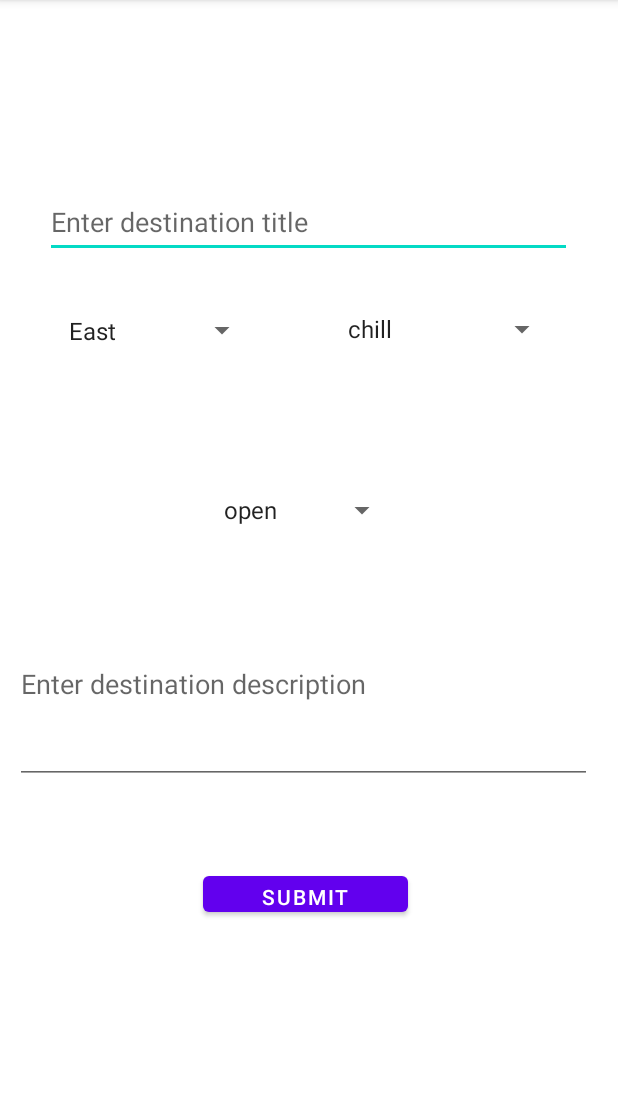
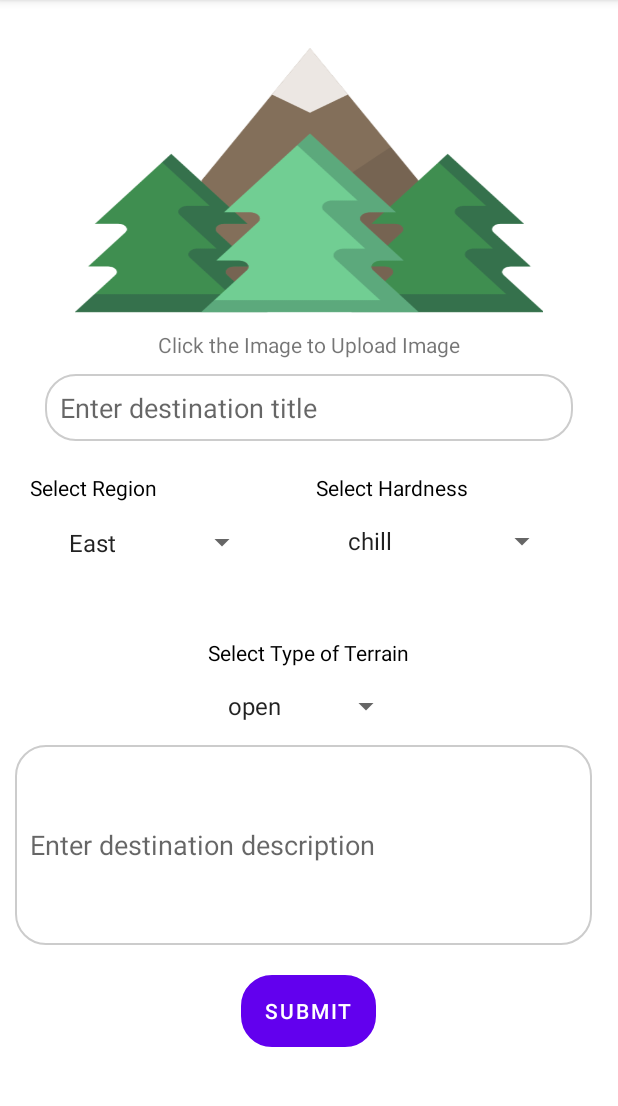
Before and after one commit to nedelchr/viaNatureRepo, an Android app: the AddDestination screen opened directly, with no data from a screen before it, on a phone screen of 412 x 824 dp, the part 84-1190 px from its top. Run offline under Robolectric (Android 15) with nearby library versions, the phone set to English and light mode, and no system bars; our stand-ins replace Firebase (no records; nobody signed in at launch, a user with empty details on screens opened directly), Picasso.

Commit message:
Major update on the design of the app +add new destination interface +explore the databsse in the home page + add search function + list the destinations from the search function + logo added +pictures implemented

```diff
--- a/app/build.gradle
+++ b/app/build.gradle
@@ -37,6 +37,7 @@ dependencies {
     implementation 'androidx.constraintlayout:constraintlayout:2.0.4'
     implementation 'com.google.firebase:firebase-auth:20.0.3'
    implementation 'com.google.firebase:firebase-database:19.6.0'
+    implementation 'com.google.firebase:firebase-storage:19.2.1'
     testImplementation 'junit:junit:4.+'
     androidTestImplementation 'androidx.test.ext:junit:1.1.2'
     androidTestImplementation 'androidx.test.espresso:espresso-core:3.3.0'
@@ -47,7 +48,7 @@ dependencies {
     // Add the dependency for the Firebase SDK for Google Analytics
     // When using the BoM, don't specify versions in Firebase dependencies
     implementation 'com.google.firebase:firebase-analytics:18.0.2'
-
+    implementation 'com.squareup.picasso:picasso:2.71828'
     implementation 'com.firebaseui:firebase-ui-database:6.2.0'
 
 }
--- a/app/src/main/AndroidManifest.xml
+++ b/app/src/main/AndroidManifest.xml
@@ -1,6 +1,8 @@
 <?xml version="1.0" encoding="utf-8"?>
 <manifest xmlns:android="http://schemas.android.com/apk/res/android"
     package="com.example.vianature">
+
+    <uses-permission android:name="android.permission.READ_EXTERNAL_STORAGE"/>
 
     <application
         android:allowBackup="true"
--- a/app/src/main/java/com/example/vianature/AddDestination.java
+++ b/app/src/main/java/com/example/vianature/AddDestination.java
@@ -4,22 +4,29 @@ import androidx.annotation.NonNull;
 import androidx.appcompat.app.AppCompatActivity;
 
 import android.content.Intent;
+import android.net.Uri;
 import android.os.Bundle;
 import android.view.View;
 import android.widget.AdapterView;
 import android.widget.ArrayAdapter;
 import android.widget.Button;
 import android.widget.EditText;
+import android.widget.ImageView;
 import android.widget.Spinner;
 import android.widget.TextView;
 import android.widget.Toast;
 
 import com.google.android.gms.tasks.OnCompleteListener;
+import com.google.android.gms.tasks.OnSuccessListener;
 import com.google.android.gms.tasks.Task;
 import com.google.firebase.auth.AuthResult;
 import com.google.firebase.auth.FirebaseAuth;
 import com.google.firebase.database.DatabaseReference;
 import com.google.firebase.database.FirebaseDatabase;
+import com.google.firebase.storage.FirebaseStorage;
+import com.google.firebase.storage.StorageReference;
+import com.google.firebase.storage.UploadTask;
+import com.squareup.picasso.Picasso;
 
 import java.util.Arrays;
 import java.util.HashMap;
@@ -30,8 +37,12 @@ public class AddDestination extends AppCompatActivity implements  View.OnClickLi
 
     private TextView registerDestination;
     private EditText editTextTitle, editTextDescription;
+    private ImageView imageView;
+    private String editImageUrl;
+    private StorageReference storageReference;
+    private static final int PICK_IMAGE_REQUEST = 1;
 
-   // private final Firestore db;
+    // private final Firestore db;
 
     DatabaseReference studentDbRef;
 
@@ -51,56 +62,59 @@ public class AddDestination extends AppCompatActivity implements  View.OnClickLi
         registerDestination.setOnClickListener(this);
         editTextTitle = (EditText) findViewById(R.id.destTitle);
         editTextDescription = (EditText) findViewById(R.id.destDescription);
-
+        imageView = findViewById(R.id.image);
         studentDbRef = FirebaseDatabase.getInstance().getReference().child("Destination");
-
+        storageReference = FirebaseStorage.getInstance().getReference("imageFolder");
         spinnerRegion = (Spinner) findViewById(R.id.spinner_region);
         spinnerType = (Spinner) findViewById(R.id.spinner_type);
         spinnerHardness = (Spinner) findViewById(R.id.spinner_hardness);
 
-        /*
-        ArrayAdapter<CharSequence> adapter1 = ArrayAdapter.createFromResource(this, R.array.region, android.R.layout.simple_spinner_item);
-        ArrayAdapter<CharSequence> adapter2 = ArrayAdapter.createFromResource(this, R.array.type, android.R.layout.simple_spinner_item);
-        ArrayAdapter<CharSequence> adapter3 = ArrayAdapter.createFromResource(this, R.array.hardness, android.R.layout.simple_spinner_item);
-        adapter1.setDropDownViewResource(android.R.layout.simple_spinner_dropdown_item);
-        adapter2.setDropDownViewResource(android.R.layout.simple_spinner_dropdown_item);
-        adapter3.setDropDownViewResource(android.R.layout.simple_spinner_dropdown_item);
-        spinnerRegion.setAdapter(adapter1);
-        spinnerType.setAdapter(adapter2);
-        spinnerHardness.setAdapter(adapter3);
-        spinnerRegion.setOnItemSelectedListener(this);
-        spinnerType.setOnItemSelectedListener(this);
-        spinnerHardness.setOnItemSelectedListener(this);
-
-         */
-    }
-
-/*
-    @Override
-    public void onItemSelected(AdapterView<?> parent, View view, int position, long id) {
-        String textRegion = parent.getItemAtPosition(position).toString();
-        String textType = parent.getItemAtPosition(position).toString();
-        String textHardness = parent.getItemAtPosition(position).toString();
-
-
-        typeGlobal = textType;
-        regionGlobal = textRegion;
-        hardnessGlobal = textHardness;
-
-        Toast.makeText(parent.getContext(), textRegion, Toast.LENGTH_SHORT).show();
-        Toast.makeText(parent.getContext(), textType, Toast.LENGTH_SHORT).show();
-        Toast.makeText(parent.getContext(), textHardness, Toast.LENGTH_SHORT).show();
+        imageView.setOnClickListener(new View.OnClickListener() {
+            @Override
+            public void onClick(View v) {
+                openFileChooser();
+            }
+        });
     }
 
 
-    @Override
-    public void onNothingSelected(AdapterView<?> parent) {
+    private void openFileChooser() {
+        Intent intent = new Intent();
+        intent.setType("image/*");
+        intent.setAction(Intent.ACTION_GET_CONTENT);
+        startActivityForResult(intent, PICK_IMAGE_REQUEST);
 
     }
- */
 
+    @Override
+    protected void onActivityResult(int requestCode, int resultCode, Intent data) {
+        super.onActivityResult(requestCode, resultCode, data);
 
+        if (requestCode == PICK_IMAGE_REQUEST && resultCode == RESULT_OK
+                && data != null && data.getData() != null) {
 
+            Toast.makeText(AddDestination.this, "Choose Image Completed!", Toast.LENGTH_SHORT).show();
+            Uri mImageUri = data.getData();
+//
+            Picasso.get().load(mImageUri).into(imageView);
+
+            final StorageReference Imagename = storageReference.child("image" + mImageUri.getLastPathSegment());
+
+            Imagename.putFile(mImageUri).addOnSuccessListener(new OnSuccessListener<UploadTask.TaskSnapshot>() {
+                @Override
+                public void onSuccess(UploadTask.TaskSnapshot taskSnapshot) {
+
+                    Imagename.getDownloadUrl().addOnSuccessListener(new OnSuccessListener<Uri>() {
+                        @Override
+                        public void onSuccess(Uri uri) {
+                            editImageUrl = String.valueOf(uri);
+
+                        }
+                    });
+                }
+            });
+        }
+    }
 
 
 
@@ -110,11 +124,11 @@ public class AddDestination extends AppCompatActivity implements  View.OnClickLi
         String region = spinnerRegion.getSelectedItem().toString();
         String type = spinnerType.getSelectedItem().toString();
         String hardness = spinnerHardness.getSelectedItem().toString();
-        Destination destination = new Destination(title, description, region, type, hardness, "Someone");
-        startActivity(new Intent(getApplicationContext(), ProfileActivity.class));
+        String getImageUrl = editImageUrl;
+        Destination destination = new Destination(title, description, region, type, hardness, "Someone", getImageUrl);
 
         studentDbRef.push().setValue(destination);
-       Toast.makeText(AddDestination.this, "Data inserted", Toast.LENGTH_SHORT).show();
+        Toast.makeText(AddDestination.this, "Data inserted", Toast.LENGTH_SHORT).show();
 
     }
 
--- a/app/src/main/java/com/example/vianature/ResultActivity.java
+++ b/app/src/main/java/com/example/vianature/ResultActivity.java
@@ -40,7 +40,7 @@ public class ResultActivity extends AppCompatActivity {
         setContentView(R.layout.activity_result);
 
 
-        recyclerView = findViewById(R.id.recycler);
+        recyclerView = findViewById(R.id.recycler1);
         recyclerView.setLayoutManager(new LinearLayoutManager(this,  LinearLayoutManager.HORIZONTAL, false));
 
         FirebaseRecyclerOptions<Destination> options =
--- /dev/null
+++ b/app/src/main/res/drawable/customborder.xml
@@ -0,0 +1,6 @@
+<?xml version="1.0" encoding="UTF-8"?>
+<shape xmlns:android="http://schemas.android.com/apk/res/android" android:shape="rectangle">
+    <corners android:radius="20dp"/>
+    <padding android:left="10dp" android:right="10dp" android:top="10dp" android:bottom="10dp"/>
+    <stroke android:width="1dp" android:color="#CCCCCC"/>
+</shape>
--- a/app/src/main/res/layout/activity_add_destination.xml
+++ b/app/src/main/res/layout/activity_add_destination.xml
@@ -7,18 +7,45 @@
     android:layout_height="match_parent"
     tools:context=".AddDestination">
 
+
+    <ImageView
+        android:id="@+id/image"
+        android:layout_width="match_parent"
+        android:layout_marginRight="50dp"
+        android:layout_marginLeft="50dp"
+        android:layout_marginTop="20dp"
+        android:layout_height="200dp"
+        android:background="@drawable/logo"
+        />
+
+    <TextView
+        android:id="@id/text"
+        android:layout_width="wrap_content"
+        android:layout_height="wrap_content"
+        android:text="Click the Image to Upload Image"
+        android:layout_centerInParent="true"
+        android:layout_below="@id/image"/>
+
+    <TextView
+        android:id="@+id/selectRegion"
+        android:layout_width="wrap_content"
+        android:layout_height="wrap_content"
+        android:text="Select Region"
+        android:layout_marginTop="21dp"
+        android:textColor="@color/black"
+        android:layout_marginLeft="20dp"
+        android:layout_below="@id/destTitle"/>
     <Spinner
         android:id="@+id/spinner_region"
-        android:layout_width="133dp"
+        android:layout_width="100dp"
         android:layout_height="54dp"
-        android:layout_below="@+id/destTitle"
+        android:layout_below="@+id/selectRegion"
         android:layout_alignParentStart="true"
         android:layout_alignParentLeft="true"
         android:layout_alignParentEnd="true"
         android:layout_alignParentRight="true"
         android:layout_marginStart="38dp"
         android:layout_marginLeft="38dp"
-        android:layout_marginTop="21dp"
         android:layout_marginEnd="240dp"
         android:layout_marginRight="240dp"
         app:layout_constraintBottom_toBottomOf="parent"
@@ -27,18 +54,28 @@
         app:layout_constraintTop_toTopOf="parent"
         android:entries="@array/region"/>
 
+    <TextView
+        android:id="@+id/selectHardness"
+        android:layout_width="wrap_content"
+        android:layout_height="wrap_content"
+        android:text="Select Hardness"
+        android:layout_marginTop="21dp"
+        android:textColor="@color/black"
+        android:layout_alignParentRight="true"
+        android:layout_marginRight="100dp"
+        android:layout_below="@id/destTitle"/>
+
     <Spinner
         android:id="@+id/spinner_hardness"
         android:layout_width="147dp"
         android:layout_height="52dp"
-        android:layout_below="@+id/destTitle"
+        android:layout_below="@+id/selectHardness"
         android:layout_alignParentStart="true"
         android:layout_alignParentLeft="true"
         android:layout_alignParentEnd="true"
         android:layout_alignParentRight="true"
         android:layout_marginStart="224dp"
         android:layout_marginLeft="224dp"
-        android:layout_marginTop="21dp"
         android:layout_marginEnd="40dp"
         android:layout_marginRight="40dp"
         app:layout_constraintBottom_toBottomOf="parent"
@@ -47,17 +84,22 @@
         app:layout_constraintTop_toTopOf="parent"
         android:entries="@array/hardness"/>
 
+    <TextView
+        android:id="@+id/selectType"
+        android:layout_width="wrap_content"
+        android:layout_height="wrap_content"
+        android:text="Select Type of Terrain"
+        android:textColor="@color/black"
+        android:layout_marginTop="131dp"
+        android:layout_centerInParent="true"
+        android:layout_below="@id/destTitle"/>
     <Spinner
         android:id="@+id/spinner_type"
         android:layout_width="124dp"
-        android:layout_height="73dp"
-        android:layout_below="@+id/destTitle"
-        android:layout_alignParentStart="true"
-        android:layout_alignParentLeft="true"
+        android:layout_height="52dp"
+        android:layout_below="@+id/selectType"
         android:layout_centerHorizontal="true"
-        android:layout_marginStart="141dp"
-        android:layout_marginLeft="141dp"
-        android:layout_marginTop="131dp"
+        android:layout_centerInParent="true"
         app:layout_constraintBottom_toBottomOf="parent"
         app:layout_constraintLeft_toLeftOf="parent"
         app:layout_constraintRight_toRightOf="parent"
@@ -66,13 +108,18 @@
 
     <EditText
         android:id="@+id/destTitle"
-        android:layout_width="351dp"
-        android:layout_height="48dp"
+        android:layout_below="@id/text"
+        android:layout_width="match_parent"
+        android:layout_height="wrap_content"
+        android:layout_marginLeft="30dp"
+        android:layout_marginRight="30dp"
+        android:textColor="@color/black"
         android:layout_centerHorizontal="true"
-        android:layout_marginTop="124dp"
+        android:background="@drawable/customborder"
         android:ems="10"
         android:hint="Enter destination title"
         android:inputType="text"
+        android:layout_marginTop="10dp"
         app:layout_constraintEnd_toEndOf="parent"
         app:layout_constraintStart_toStartOf="parent"
         app:layout_constraintTop_toTopOf="parent"
@@ -82,40 +129,32 @@
         android:id="@+id/destDescription"
         android:layout_width="383dp"
         android:layout_height="133dp"
-        android:layout_below="@+id/destTitle"
-        android:layout_alignParentStart="true"
-        android:layout_alignParentEnd="true"
-        android:layout_centerInParent="true"
-        android:layout_marginStart="10dp"
-        android:layout_marginTop="217dp"
-        android:layout_marginEnd="17dp"
+        android:layout_below="@+id/spinner_type"
         android:ems="10"
         android:hint="Enter destination description"
         android:inputType="textEmailAddress"
+        android:background="@drawable/customborder"
+        android:maxLines="4"
+        android:singleLine="false"
         app:layout_constraintEnd_toEndOf="parent"
         app:layout_constraintHorizontal_bias="0.428"
         app:layout_constraintStart_toStartOf="parent"
         app:layout_constraintTop_toBottomOf="@+id/destTitle"
-        tools:ignore="Autofill" />
+        tools:ignore="Autofill"
+        android:layout_marginRight="17dp"
+        android:layout_marginLeft="10dp"
+        android:layout_alignParentRight="true"
+        android:layout_alignParentLeft="true" />
 
     <Button
         android:id="@+id/registerDestination"
-        android:layout_width="135dp"
-        android:layout_height="36dp"
+        android:layout_width="wrap_content"
+        android:layout_height="wrap_content"
         android:layout_below="@+id/destDescription"
-        android:layout_alignParentStart="true"
-        android:layout_alignParentLeft="true"
-        android:layout_alignParentEnd="true"
-        android:layout_alignParentRight="true"
-        android:layout_centerHorizontal="true"
-        android:layout_marginStart="135dp"
-        android:layout_marginLeft="135dp"
-        android:layout_marginTop="55dp"
-        android:layout_marginEnd="140dp"
-        android:layout_marginRight="140dp"
-        android:text="Submit"
-        app:layout_constraintEnd_toEndOf="parent"
-        app:layout_constraintStart_toStartOf="parent"
-        app:layout_constraintTop_toBottomOf="@+id/destDescription" />
+        android:background="@drawable/customborder"
+        android:backgroundTint="@color/teal_700"
+        android:layout_margin="20dp"
+        android:layout_centerInParent="true"
+        android:text="Submit" />
 
 </RelativeLayout >
--- a/app/src/main/res/layout/activity_result.xml
+++ b/app/src/main/res/layout/activity_result.xml
@@ -13,11 +13,11 @@
         android:layout_width="match_parent"
         android:layout_height="match_parent"
         android:orientation="vertical"
-    >
+        >
 
 
         <androidx.recyclerview.widget.RecyclerView
-            android:id="@+id/recycler"
+            android:id="@+id/recycler1"
             android:orientation="vertical"
             android:layout_width="match_parent"
             android:layout_height="match_parent"
```
Also changed, not shown: app/src/main/java/com/example/vianature/Destination.java (+11 -6 lines), app/src/main/java/com/example/vianature/MainActivity.java (+45 -26 lines), app/src/main/java/com/example/vianature/ProfileActivity.java (+1 -9 lines), app/src/main/java/com/example/vianature/ResultAdapter.java (+5 -4 lines), app/src/main/res/drawable/circle.xml (added, +10 -0 lines), app/src/main/res/drawable/ic_baseline_image_24.xml (added, +10 -0 lines), app/src/main/res/drawable/ic_baseline_search_24.xml (added, +10 -0 lines), app/src/main/res/layout/activity_main.xml (+70 -6 lines), app/src/main/res/layout/content_results.xml (+40 -30 lines), app/src/main/res/drawable/logo.png (added).
